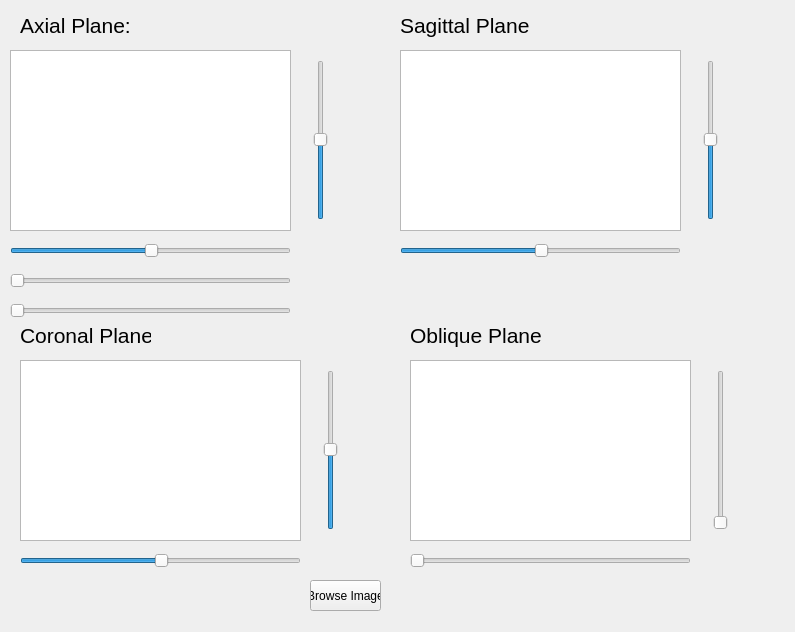
This is first_gui.ui in nohaelboghdady/Modalities_Dicom_Viewer as Qt 5 draws it before an edit. The edited form follows.
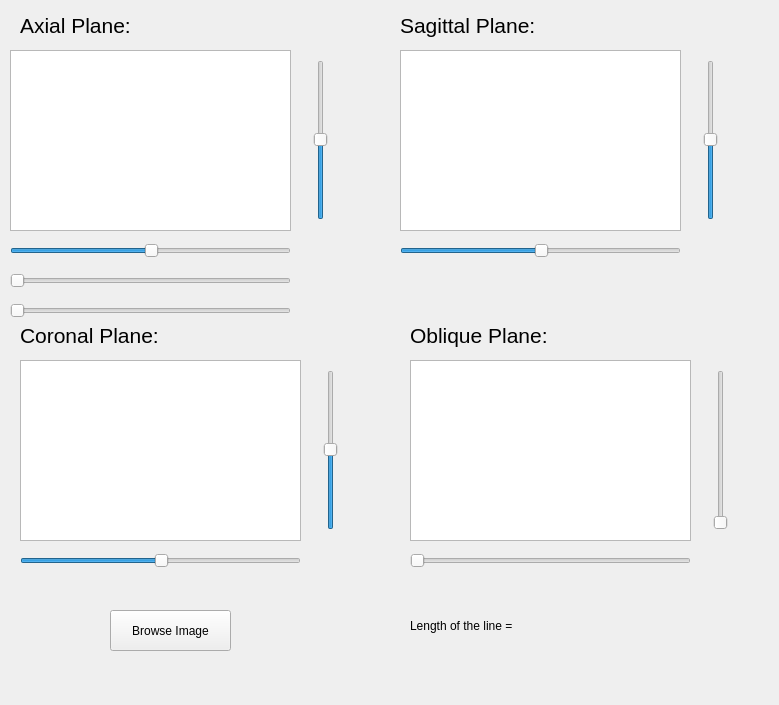
This is the edited form.

Commit message: added calculate the length of the line

The edit to the form file:
```diff
--- a/first_gui.ui
+++ b/first_gui.ui
@@ -6,8 +6,8 @@
    <rect>
     <x>0</x>
     <y>0</y>
-    <width>795</width>
-    <height>632</height>
+    <width>779</width>
+    <height>705</height>
    </rect>
   </property>
   <property name="sizePolicy">
@@ -22,10 +22,10 @@
   <widget class="QPushButton" name="Browse_Button">
    <property name="geometry">
     <rect>
-     <x>310</x>
-     <y>580</y>
-     <width>71</width>
-     <height>31</height>
+     <x>110</x>
+     <y>610</y>
+     <width>121</width>
+     <height>41</height>
     </rect>
    </property>
    <property name="sizePolicy">
@@ -86,7 +86,7 @@
     <rect>
      <x>20</x>
      <y>10</y>
-     <width>131</width>
+     <width>191</width>
      <height>31</height>
     </rect>
    </property>
@@ -104,7 +104,7 @@
     <rect>
      <x>400</x>
      <y>10</y>
-     <width>131</width>
+     <width>181</width>
      <height>31</height>
     </rect>
    </property>
@@ -122,7 +122,7 @@
     <rect>
      <x>20</x>
      <y>320</y>
-     <width>131</width>
+     <width>271</width>
      <height>31</height>
     </rect>
    </property>
@@ -140,7 +140,7 @@
     <rect>
      <x>410</x>
      <y>320</y>
-     <width>131</width>
+     <width>201</width>
      <height>31</height>
     </rect>
    </property>
@@ -304,6 +304,22 @@
     <enum>Qt::Horizontal</enum>
    </property>
   </widget>
+  <widget class="QLabel" name="lineLength_label">
+   <property name="geometry">
+    <rect>
+     <x>410</x>
+     <y>600</y>
+     <width>291</width>
+     <height>51</height>
+    </rect>
+   </property>
+   <property name="frameShadow">
+    <enum>QFrame::Plain</enum>
+   </property>
+   <property name="text">
+    <string>Length of the line = </string>
+   </property>
+  </widget>
  </widget>
  <resources/>
  <connections/>
```
The commit also changes 1 other file.
